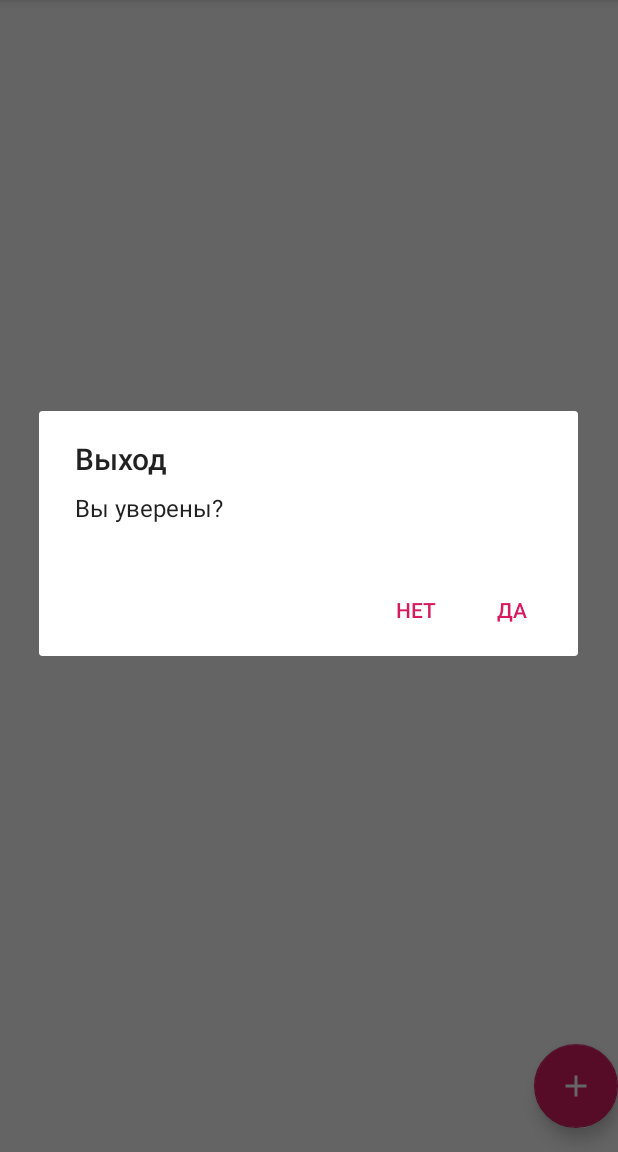
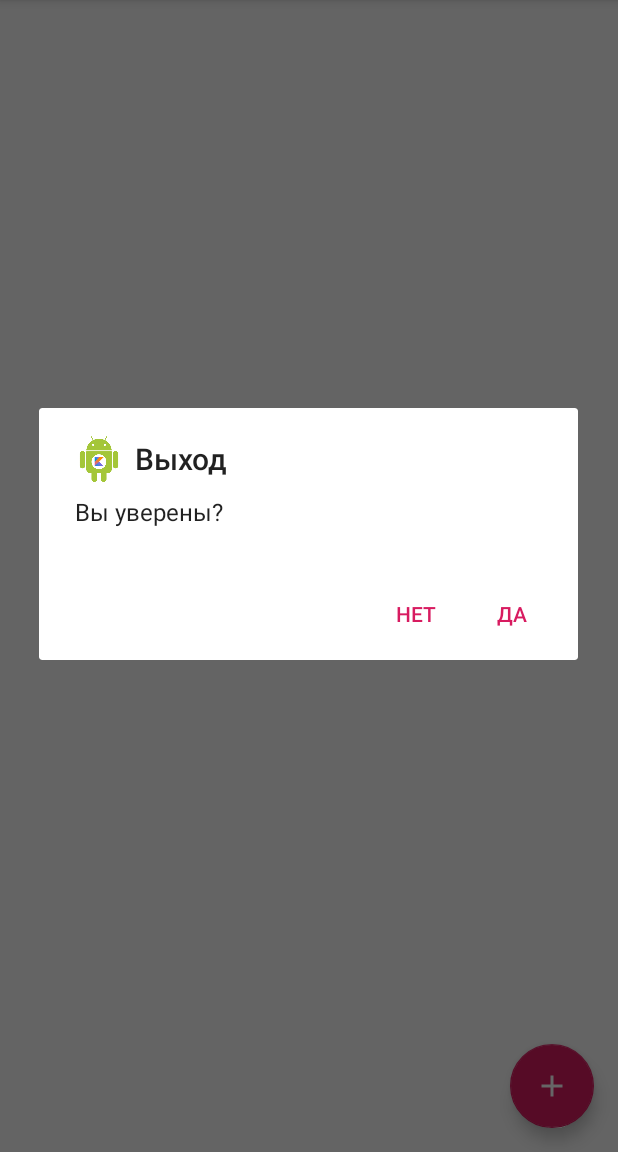
Before and after one commit to JustSenoko/MyKotlinApp, an Android app: the screen it shows after launch once a user with an empty profile is signed in (MainActivity), in the options menu, after a tap on "Выход", on a phone screen of 412 x 824 dp, the part 84-1236 px from its top. Run offline under Robolectric (Android 15) with nearby library versions, the phone set to English and light mode, and no system bars; our stand-ins replace Firebase (no records; nobody signed in at launch, a user with empty details on screens opened directly); libraries missing offline, so code that uses them is left out: com.firebase.ui, com.github.ajalt.timberkt.

Commit message:
добавлена иконка, исправлено выравнивание кнопки

```diff
--- a/app/src/main/java/com/example/notesapp/ui/LogoutDialog.kt
+++ b/app/src/main/java/com/example/notesapp/ui/LogoutDialog.kt
@@ -18,9 +18,10 @@ class LogoutDialog : DialogFragment() {
         fun onLogout()
     }
 
-    override fun onCreateDialog(savedInstanceState: Bundle?) = AlertDialog.Builder(context)
+    override fun onCreateDialog(savedInstanceState: Bundle?): AlertDialog = AlertDialog.Builder(context)
             .setTitle(getString(R.string.logout_dialog_title))
             .setMessage(getString(R.string.logout_dialog_message))
+            .setIcon(R.drawable.android_robot)
             .setPositiveButton(getString(R.string.yes)) { _, _ -> (activity as LogoutListener).onLogout()}
             .setNegativeButton(getString(R.string.no)) { _, _ -> dismiss() }
             .create()
--- a/app/src/main/res/layout/activity_main.xml
+++ b/app/src/main/res/layout/activity_main.xml
@@ -32,7 +32,7 @@
         android:id="@+id/fab"
         android:layout_width="wrap_content"
         android:layout_height="wrap_content"
-        android:layout_marginStart="16dp"
+        android:layout_marginEnd="16dp"
         android:layout_marginBottom="16dp"
         android:src="@drawable/ic_add_black_24dp"
         android:tint="@android:color/white"
```
